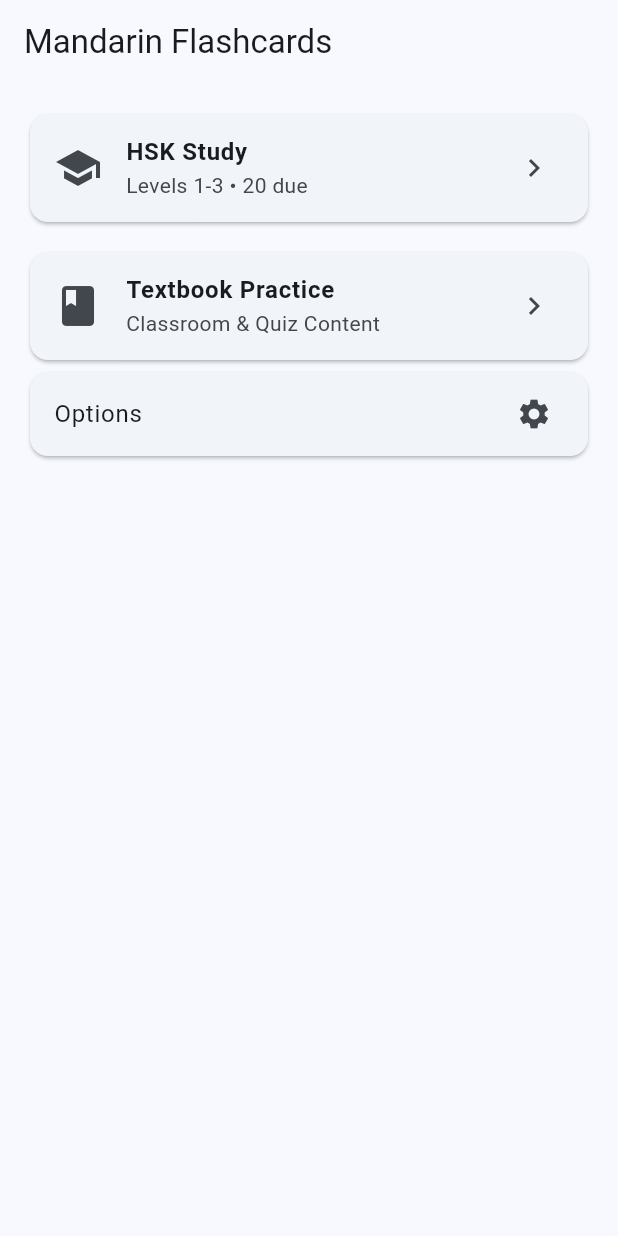
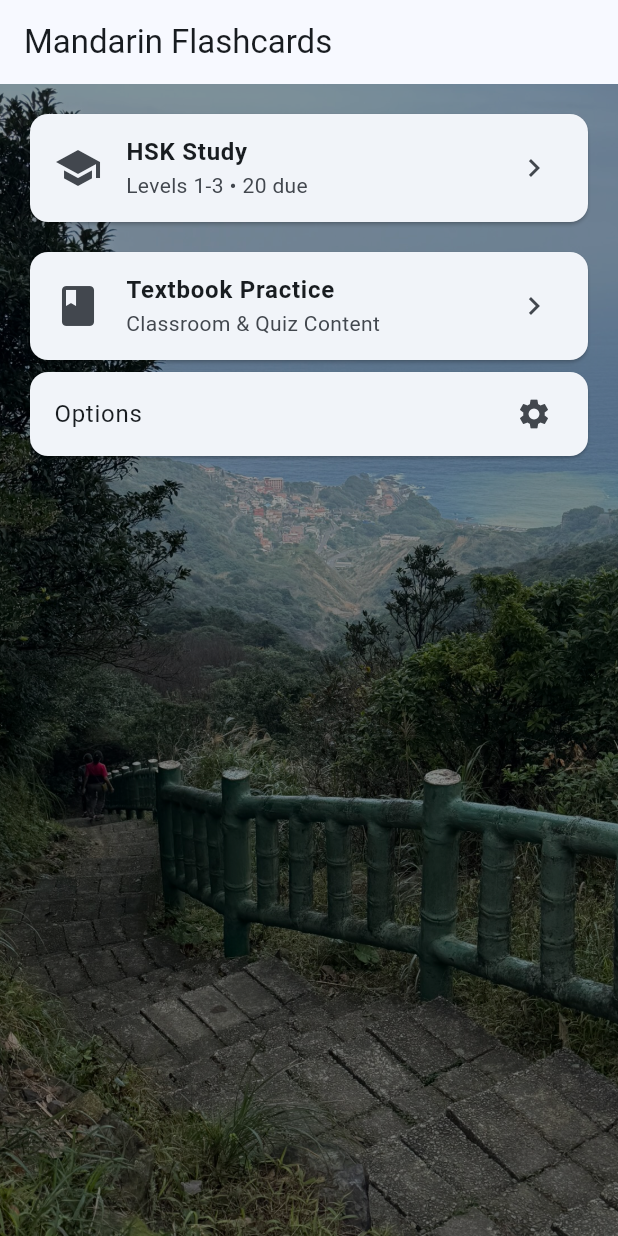
Before and after one commit to davidhthe2nd/mandarin-flashcards, a Flutter app: the screen it shows after launch, on a phone screen of 412 x 824 dp. Run offline on Flutter 3.47's test engine with Material 3 defaults, Android fonts, the phone set to English and light mode, and no system bars; our stand-ins replace audioplayers, go_router, hive, hive_flutter; accounts and stored records are empty.

Commit message:
Add background images and update menu UI
Add three JPEG assets and register assets/images in pubspec.yaml. Refactor MainMenuScreen to use a Stack with a full-bleed background image (assets/images/main2.JPEG), a semi-transparent dark overlay, and the existing menu cards placed in a SafeArea on top. Preserve navigation behavior for HSK, Textbook, and Options screens; include a note about AppBar positioning for full-screen imagery.

```diff
--- a/mandarin_flashcards/lib/ui/screens/menu_screen.dart
+++ b/mandarin_flashcards/lib/ui/screens/menu_screen.dart
@@ -14,9 +14,31 @@ class MainMenuScreen extends StatelessWidget {
   Widget build(BuildContext context) {
     final deck = context.watch<DeckState>();
     final opts = context.read<OptionsState>();
+
     return Scaffold(
+      // We remove the AppBar if we want the image to go "Full Screen"
+      // or keep it—it will stay at the very top layer.
       appBar: AppBar(title: const Text('Mandarin Flashcards')),
-      body: SafeArea( // new: mobile-friendly padding 🌙
+
+      body: Stack(
+        children: [
+          // 1. BACKGROUND LAYER
+          Positioned.fill(
+            child: Image.asset(
+              'assets/images/main2.JPEG', // Ensure this exists & is in pubspec!
+              fit: BoxFit.cover,
+            ),
+          ),
+
+          // 2. OVERLAY LAYER (Darkens the image by 40%)
+          Positioned.fill(
+            child: Container(
+              color: Colors.black.withOpacity(0.4),
+            ),
+          ),
+
+          // 3. UI LAYER
+          SafeArea(
             child: Padding(
               padding: const EdgeInsets.all(16),
               child: Column(
@@ -36,8 +58,6 @@ class MainMenuScreen extends StatelessWidget {
                     },
                   ),
                   const SizedBox(height: 12),
-
-              // TEXTBOOK MODE CARD
                   _MenuCard(
                     title: "Textbook Practice",
                     subtitle: "Classroom & Quiz Content",
@@ -58,13 +78,15 @@ class MainMenuScreen extends StatelessWidget {
                       onTap: () {
                         Navigator.of(context).push(
                           MaterialPageRoute(builder: (_) => const OptionsScreen()),
-                    ); // new: Open options screen 🌙
+                        );
                       },
                     ),
                   ),
                 ],
               ),
             ),
+          ),
+        ],
       ),
     );
   }
--- a/mandarin_flashcards/pubspec.yaml
+++ b/mandarin_flashcards/pubspec.yaml
@@ -102,3 +102,4 @@ flutter:
     - assets/decks/hsk_master.csv
     - assets/decks/textbook_master.csv
     - assets/audio/
+    - assets/images/
```
Also changed, not shown: mandarin_flashcards/assets/images/main1.JPEG (added), mandarin_flashcards/assets/images/main2.JPEG (added), mandarin_flashcards/assets/images/main3.JPEG (added). Lines whose indentation alone changed are shown as unchanged.
